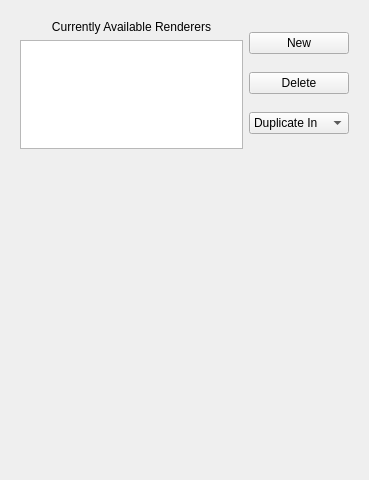
yyr/vapor, file apps/vaporgui/guis/ui/renderselector.ui: the form before one commit.
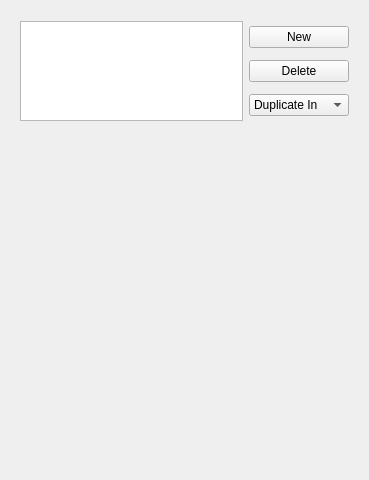
The form after the commit.

Diff of the .ui file:
```diff
--- a/apps/vaporgui/guis/ui/renderselector.ui
+++ b/apps/vaporgui/guis/ui/renderselector.ui
@@ -21,7 +21,7 @@
        <property name="maximumSize">
         <size>
          <width>16777215</width>
-         <height>150</height>
+         <height>120</height>
         </size>
        </property>
        <property name="frameShape">
@@ -38,28 +38,18 @@
          <layout class="QHBoxLayout" name="horizontalLayout_2">
           <item>
            <layout class="QVBoxLayout" name="verticalLayout_2">
-            <item>
-             <widget class="QLabel" name="label">
-              <property name="text">
-               <string>Currently Available Renderers</string>
-              </property>
-              <property name="alignment">
-               <set>Qt::AlignCenter</set>
-              </property>
-             </widget>
-            </item>
             <item>
              <widget class="QTableWidget" name="tableWidget">
               <property name="minimumSize">
                <size>
                 <width>200</width>
-                <height>100</height>
+                <height>80</height>
                </size>
               </property>
               <property name="maximumSize">
                <size>
                 <width>600</width>
-                <height>150</height>
+                <height>100</height>
                </size>
               </property>
               <attribute name="verticalHeaderVisible">
@@ -217,7 +207,7 @@
              <x>0</x>
              <y>0</y>
              <width>331</width>
-             <height>282</height>
+             <height>305</height>
             </rect>
            </property>
           </widget>
```
